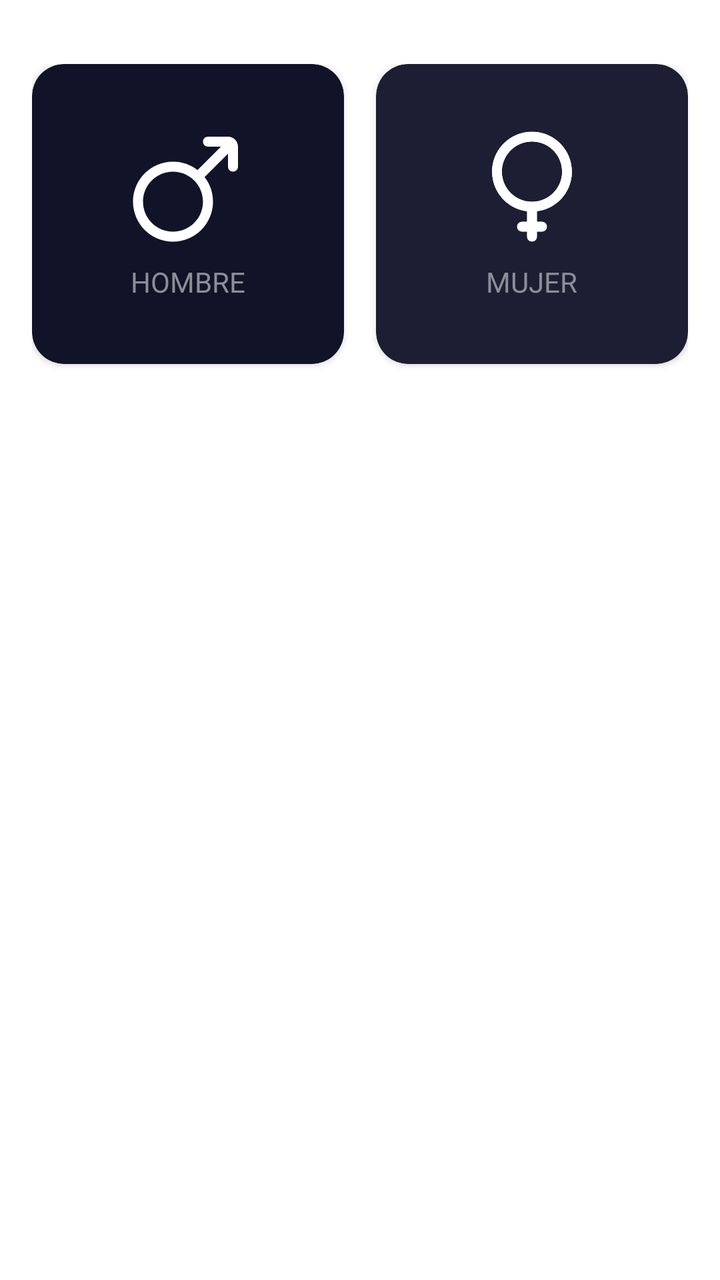
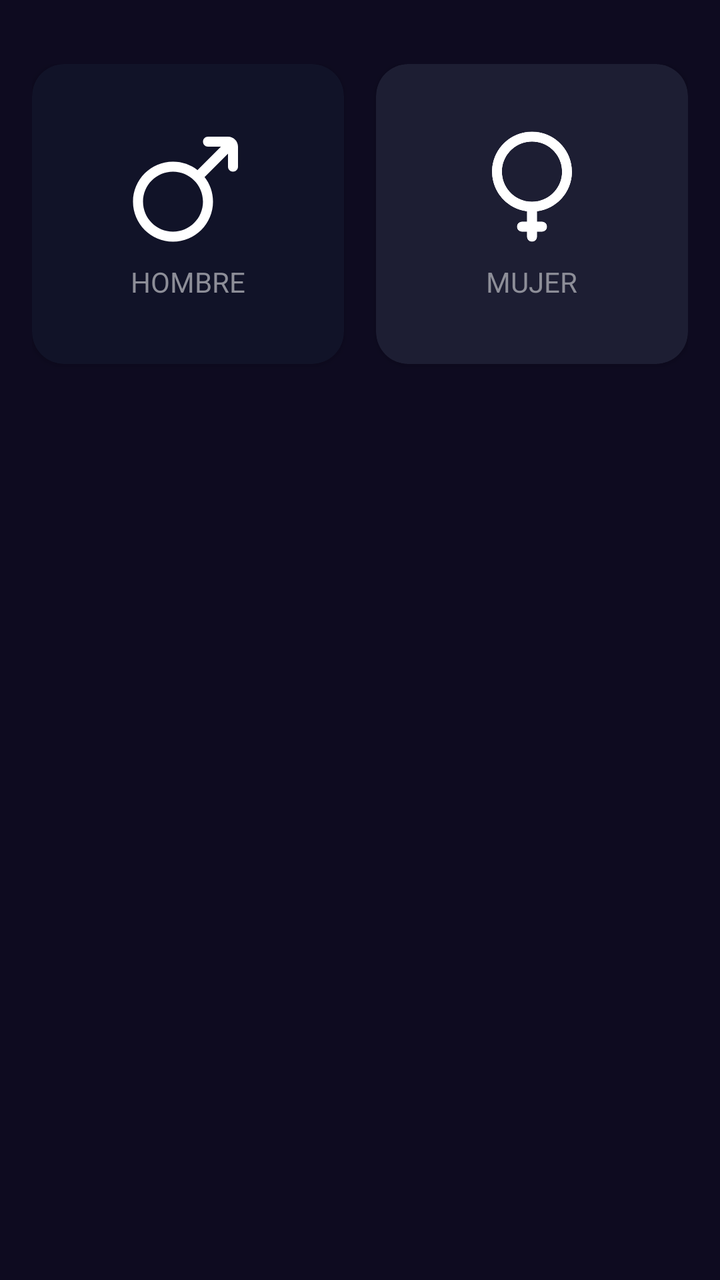

The first picture is an Android layout as it rendered before a commit; the second is the same layout after the commit. The layout source and the unified diff follow.
<!-- AndroidManifest.xml: application theme Theme.PROGRAMACIO -->
<!-- res/layout/activity_imc_calculator.xml -->
<?xml version="1.0" encoding="utf-8"?>
<androidx.constraintlayout.widget.ConstraintLayout xmlns:android="http://schemas.android.com/apk/res/android"
    xmlns:app="http://schemas.android.com/apk/res-auto"
    xmlns:tools="http://schemas.android.com/tools"
    android:id="@+id/main"
    android:layout_width="match_parent"
    android:layout_height="match_parent"
    android:paddingHorizontal="16dp"
    android:paddingVertical="32dp"
    tools:context=".imccalculator.ImcCalculatorActivity">

    <androidx.cardview.widget.CardView
        android:id="@+id/viewMale"
        android:layout_width="0dp"
        android:layout_height="150dp"
        android:layout_marginEnd="16dp"
        app:cardBackgroundColor="@color/background_component_selected"
        app:cardCornerRadius="16dp"
        app:layout_constraintEnd_toStartOf="@+id/viewFemale"
        app:layout_constraintStart_toStartOf="parent"
        app:layout_constraintTop_toTopOf="parent">

        <androidx.appcompat.widget.LinearLayoutCompat
            android:layout_width="match_parent"
            android:layout_height="match_parent"
            android:gravity="center"
            android:orientation="vertical">

            <ImageView
                android:layout_width="60dp"
                android:layout_height="60dp"
                android:src="@drawable/ic_male"
                app:tint="@color/white" />

            <TextView
                android:layout_width="wrap_content"
                android:layout_height="wrap_content"
                android:layout_marginTop="8dp"
                android:text="Hombre"
                android:textAllCaps="true"
                android:textColor="@color/title_text" />


        </androidx.appcompat.widget.LinearLayoutCompat>

    </androidx.cardview.widget.CardView>

    <androidx.cardview.widget.CardView
        android:id="@+id/viewFemale"
        android:layout_width="0dp"
        android:layout_height="150dp"
        app:cardBackgroundColor="@color/background_component"
        app:cardCornerRadius="16dp"
        app:layout_constraintEnd_toEndOf="parent"
        app:layout_constraintStart_toEndOf="@+id/viewMale"
        app:layout_constraintTop_toTopOf="parent">

        <androidx.appcompat.widget.LinearLayoutCompat
            android:layout_width="match_parent"
            android:layout_height="match_parent"
            android:gravity="center"
            android:orientation="vertical">

            <ImageView
                android:layout_width="60dp"
                android:layout_height="60dp"
                android:src="@drawable/ic_female"
                app:tint="@color/white" />

            <TextView
                android:layout_width="wrap_content"
                android:layout_height="wrap_content"
                android:layout_marginTop="8dp"
                android:text="Mujer"
                android:textAllCaps="true"
                android:textColor="@color/title_text" />

        </androidx.appcompat.widget.LinearLayoutCompat>

    </androidx.cardview.widget.CardView>

</androidx.constraintlayout.widget.ConstraintLayout>
<!-- resources referenced by this layout -->
<resources>
  <color name="background_component">#1D1E33</color>
  <color name="background_component_selected">#FF111328</color>
  <color name="title_text">#FF8D8E98</color>
  <color name="white">#FFFFFFFF</color>
  <!-- drawable ic_female (drawable) -->
  <vector xmlns:android="http://schemas.android.com/apk/res/android" android:height="24dp" android:viewportHeight="24" android:viewportWidth="24" android:width="24dp">
        
      <path android:fillColor="#0F0F0F" android:fillType="evenOdd" android:pathData="M20,9C20,13.08 16.945,16.447 12.998,16.938C12.999,16.959 13,16.979 13,17V19H14C14.552,19 15,19.448 15,20C15,20.552 14.552,21 14,21H13V22C13,22.552 12.552,23 12,23C11.448,23 11,22.552 11,22V21H10C9.448,21 9,20.552 9,20C9,19.448 9.448,19 10,19H11V17C11,16.979 11.001,16.959 11.002,16.938C7.055,16.447 4,13.08 4,9C4,4.582 7.582,1 12,1C16.418,1 20,4.582 20,9ZM6.004,9C6.004,12.312 8.688,14.996 12,14.996C15.312,14.996 17.996,12.312 17.996,9C17.996,5.688 15.312,3.004 12,3.004C8.688,3.004 6.004,5.688 6.004,9Z"/>
      
  </vector>
  <!-- drawable ic_male (drawable) -->
  <vector xmlns:android="http://schemas.android.com/apk/res/android" android:height="24dp" android:viewportHeight="24" android:viewportWidth="24" android:width="24dp">
        
      <path android:fillColor="#0F0F0F" android:fillType="evenOdd" android:pathData="M15,3C15,2.448 15.448,2 16,2H20C21.105,2 22,2.895 22,4V8C22,8.552 21.552,9 21,9C20.448,9 20,8.552 20,8V5.413L15.467,9.946C15.417,9.996 15.363,10.039 15.306,10.077C16.367,11.434 17,13.143 17,15C17,19.418 13.418,23 9,23C4.582,23 1,19.418 1,15C1,10.582 4.582,7 9,7C10.856,7 12.564,7.632 13.921,8.692C13.959,8.635 14.002,8.581 14.052,8.531L18.584,4H16C15.448,4 15,3.552 15,3ZM9,20.996C5.688,20.996 3.004,18.312 3.004,15C3.004,11.688 5.688,9.004 9,9.004C12.312,9.004 14.996,11.688 14.996,15C14.996,18.312 12.312,20.996 9,20.996Z"/>
      
  </vector>
  <style name="Theme.PROGRAMACIO" parent="Theme.MaterialComponents.DayNight.DarkActionBar">
          
          <item name="colorPrimary">@color/purple_500</item>
          <item name="colorPrimaryVariant">@color/purple_700</item>
          <item name="colorOnPrimary">@color/white</item>
          
          <item name="colorSecondary">@color/teal_200</item>
          <item name="colorSecondaryVariant">@color/teal_700</item>
          <item name="colorOnSecondary">@color/black</item>
          
          <item name="android:statusBarColor">?attr/colorPrimaryVariant</item>
          
      </style>
  <color name="purple_500">#FF6200EE</color>
  <color name="purple_700">#FF3700B3</color>
  <color name="teal_200">#FF03DAC5</color>
  <color name="teal_700">#FF018786</color>
  <color name="black">#FF000000</color>
</resources>

<!-- the commit's change to res/layout/activity_imc_calculator.xml (unified diff, before → after) -->
@@ -5,6 +5,7 @@
     android:id="@+id/main"
     android:layout_width="match_parent"
     android:layout_height="match_parent"
+    android:background="@color/background_app"
     android:paddingHorizontal="16dp"
     android:paddingVertical="32dp"
     tools:context=".imccalculator.ImcCalculatorActivity">
@@ -36,7 +37,7 @@
                 android:layout_width="wrap_content"
                 android:layout_height="wrap_content"
                 android:layout_marginTop="8dp"
-                android:text="Hombre"
+                android:text="@string/male"
                 android:textAllCaps="true"
                 android:textColor="@color/title_text" />
 
@@ -71,7 +72,7 @@
                 android:layout_width="wrap_content"
                 android:layout_height="wrap_content"
                 android:layout_marginTop="8dp"
-                android:text="Mujer"
+                android:text="@string/female"
                 android:textAllCaps="true"
                 android:textColor="@color/title_text" />
 
<!-- resource entries referenced after the edit -->
@@ -1,5 +1,6 @@
 <!-- resources referenced by this layout -->
 <resources>
+  <color name="background_app">#0E0B20</color>
   <color name="background_component">#1D1E33</color>
   <color name="background_component_selected">#FF111328</color>
   <color name="title_text">#FF8D8E98</color>
@@ -16,6 +17,8 @@
       <path android:fillColor="#0F0F0F" android:fillType="evenOdd" android:pathData="M15,3C15,2.448 15.448,2 16,2H20C21.105,2 22,2.895 22,4V8C22,8.552 21.552,9 21,9C20.448,9 20,8.552 20,8V5.413L15.467,9.946C15.417,9.996 15.363,10.039 15.306,10.077C16.367,11.434 17,13.143 17,15C17,19.418 13.418,23 9,23C4.582,23 1,19.418 1,15C1,10.582 4.582,7 9,7C10.856,7 12.564,7.632 13.921,8.692C13.959,8.635 14.002,8.581 14.052,8.531L18.584,4H16C15.448,4 15,3.552 15,3ZM9,20.996C5.688,20.996 3.004,18.312 3.004,15C3.004,11.688 5.688,9.004 9,9.004C12.312,9.004 14.996,11.688 14.996,15C14.996,18.312 12.312,20.996 9,20.996Z"/>
       
   </vector>
+  <string name="female">Mujer</string>
+  <string name="male">Hombre</string>
   <style name="Theme.PROGRAMACIO" parent="Theme.MaterialComponents.DayNight.DarkActionBar">
           
           <item name="colorPrimary">@color/purple_500</item>
